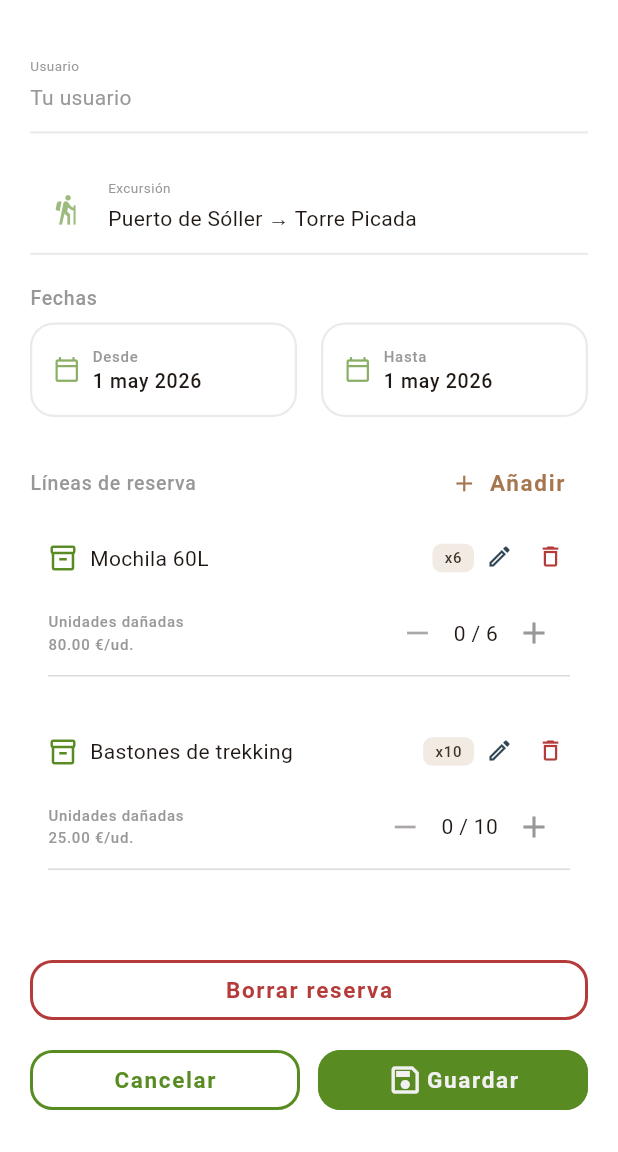
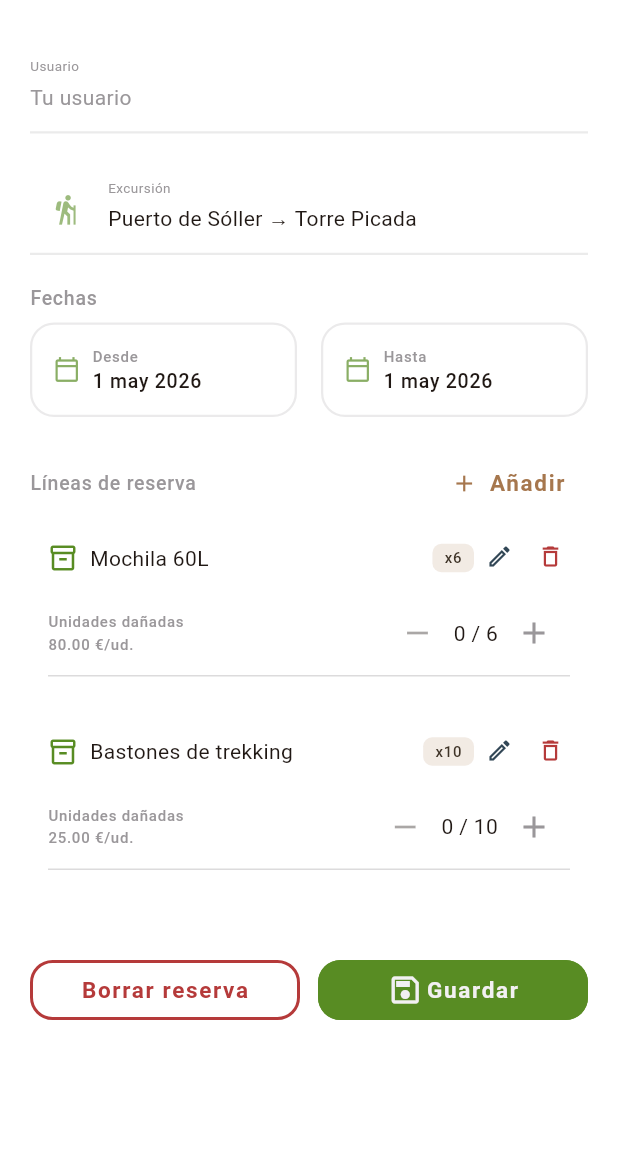
Before and after one commit to adminoutventura-dot/Outventura-Frontend, a Flutter app: the ReservationFormPage screen opened directly with sample values from the repository, on a phone screen of 412 x 824 dp, the part 84-1236 px from its top. Run offline on Flutter 3.47's test engine with Material 3 defaults, Android fonts, the phone set to English and light mode, and no system bars; our stand-ins replace flutter_riverpod, shared_preferences; accounts and stored records are empty; network calls fail.

Commit message:
Ajustes de Botones

```diff
--- a/lib/features/outventura/presentation/pages/forms/reservation_form_page.dart
+++ b/lib/features/outventura/presentation/pages/forms/reservation_form_page.dart
@@ -314,10 +314,11 @@ class _ReservationFormPageState extends ConsumerState<ReservationFormPage> {
               ],
               const SizedBox(height: 32),
 
-              // Botón borrar reserva (solo al editar)
+              // Botones: Borrar reserva (si edición) + Guardar en la misma fila
+              Row(
+                children: [
                   if (widget.reserva != null) ...[
-                SizedBox(
-                  width: double.infinity,
+                    Expanded(
                       child: SecondaryButton(
                         label: 'Borrar reserva',
                         onPressed: () async {
@@ -335,19 +336,8 @@ class _ReservationFormPageState extends ConsumerState<ReservationFormPage> {
                         borderColor: cs.error,
                       ),
                     ),
-                const SizedBox(height: 12),
+                    const SizedBox(width: 12),
                   ],
-
-              // Botones Cancelar / Guardar
-              Row(
-                children: [
-                  Expanded(
-                    child: SecondaryButton(
-                      label: 'Cancelar',
-                      onPressed: () => Navigator.of(context).pop(),
-                    ),
-                  ),
-                  const SizedBox(width: 12),
                   Expanded(
                     child: PrimaryButton(
                       label: 'Guardar',
```
Also changed, not shown: lib/features/auth/presentation/pages/profile_form_page.dart (+8 -18 lines), lib/features/outventura/presentation/pages/forms/equipment_form_page.dart (+3 -15 lines), lib/features/outventura/presentation/pages/forms/excursion_form_page.dart (+3 -15 lines), lib/features/outventura/presentation/pages/forms/request_form_page.dart (+14 -7 lines), lib/features/outventura/presentation/pages/forms/user_form_page.dart (+8 -20 lines). Lines whose indentation alone changed are shown as unchanged.
